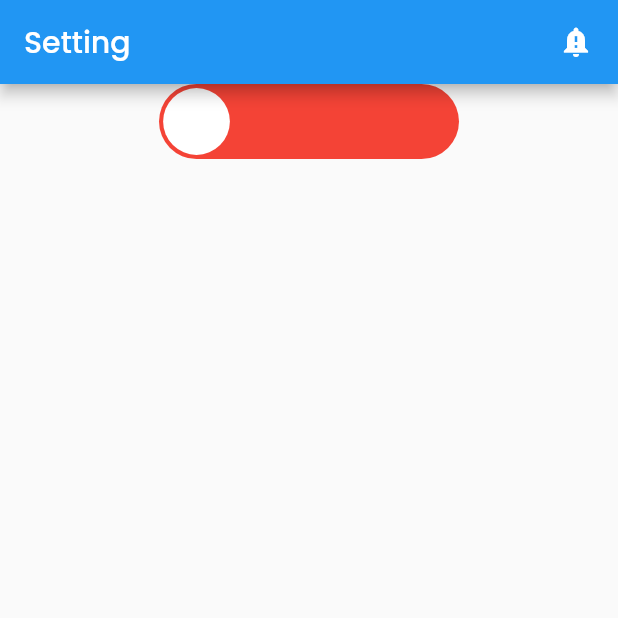
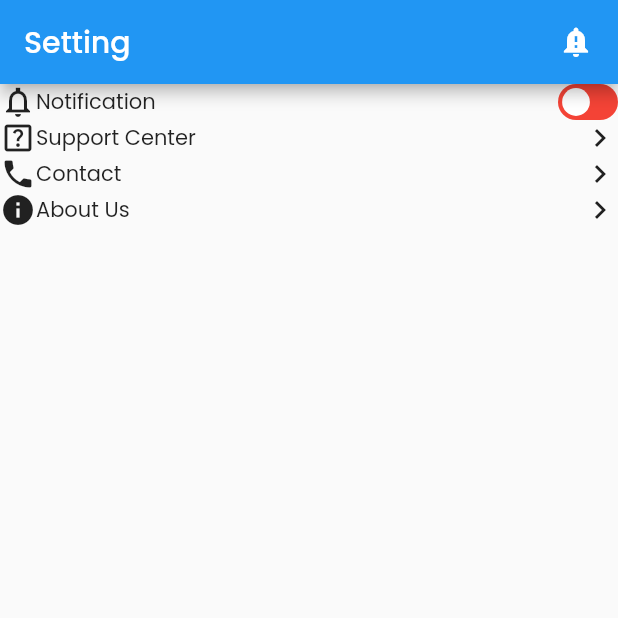
Before and after one commit to gokomurodokomodo/flutter_aitriage, a Flutter app: the _HomeSettingScreenPhone screen opened directly, on a phone screen of 412 x 824 dp, the top half of it. Run offline on Flutter 3.47's test engine with Material 2 defaults, Android fonts, the phone set to English and light mode, and no system bars; our stand-ins replace dio, flutter_screenutil, flutter_secure_storage, flutter_svg, get, get_storage and 2 more; accounts and stored records are empty.

Commit message:
refactor code + add some setting route

```diff
--- a/lib/aitriage_module_overview/feature/all_patients/all_patients_screen.dart
+++ b/lib/aitriage_module_overview/feature/all_patients/all_patients_screen.dart
@@ -1,7 +1,7 @@
 import 'package:flutter/material.dart';
 import 'package:flutter_aitriage/aitriage_core/ui/widget/custom_expansion_tile_phone.dart';
 import 'package:flutter_aitriage/aitriage_core/ui/widget/device_detector.dart';
-import 'package:flutter_aitriage/aitriage_core/ui/widget/search_bar_phone.dart';
+import 'package:flutter_aitriage/aitriage_core/ui/widget/search_textfield_phone.dart';
 import 'package:flutter_aitriage/aitriage_module_overview/config/overview_route.dart';
 import 'package:get/get.dart';
 
@@ -18,7 +18,7 @@ class AllPatientsScreen extends StatelessWidget {
 }
 
 class _AllPatientsScreenTablet extends StatelessWidget {
-  const _AllPatientsScreenTablet({super.key});
+  const _AllPatientsScreenTablet();
 
   @override
   Widget build(BuildContext context) {
@@ -27,7 +27,7 @@ class _AllPatientsScreenTablet extends StatelessWidget {
 }
 
 class _AllPatientsScreenPhone extends StatelessWidget {
-  const _AllPatientsScreenPhone({super.key});
+  const _AllPatientsScreenPhone();
 
   @override
   Widget build(BuildContext context) {
--- a/lib/aitriage_module_setting/feature/home_setting/home_setting_screen.dart
+++ b/lib/aitriage_module_setting/feature/home_setting/home_setting_screen.dart
@@ -1,6 +1,7 @@
 import 'package:flutter/material.dart';
 import 'package:flutter_aitriage/aitriage_core/ui/widget/device_detector.dart';
 import 'package:flutter_aitriage/aitriage_core/ui/widget/slider_button.dart';
+import 'package:flutter_aitriage/aitriage_module_setting/config/setting_route.dart';
 import 'package:get/get.dart';
 
 class HomeSettingScreen extends StatelessWidget {
@@ -32,7 +33,7 @@ class _HomeSettingScreenPhone extends StatelessWidget {
     return Scaffold(
       appBar: AppBar(
         automaticallyImplyLeading: false,
-        title: Row(
+        title: const Row(
           children: [
             Text('Setting'),
             Spacer(),
@@ -45,7 +46,44 @@ class _HomeSettingScreenPhone extends StatelessWidget {
           child: Column(
             mainAxisSize: MainAxisSize.min,
             children: [
-              SliderButton(height: 50, width: 200).marginSymmetric(horizontal: 20)
+              const Row(
+                children: [
+                  Icon(Icons.notifications_none_sharp),
+                  Text('Notification'),
+                  Spacer(),
+                  SliderButton(height: 24, width: 40)
+                ],
+              ),
+              GestureDetector(
+                onTap: () => Get.toNamed(SettingRoute.supportCenter, id: SettingRoute.nestedId),
+                child: const Row(
+                  children: [
+                    Icon(Icons.help_center_outlined),
+                    Text('Support Center'),
+                    Spacer(),
+                    Icon(Icons.chevron_right)
+                  ],
+                ),
+              ),
+              const Row(
+                children: [
+                  Icon(Icons.phone),
+                  Text('Contact'),
+                  Spacer(),
+                  Icon(Icons.chevron_right)
+                ],
+              ),
+              GestureDetector(
+                onTap: () => Get.toNamed(SettingRoute.aboutUs, id: SettingRoute.nestedId),
+                child: const Row(
+                  children: [
+                    Icon(Icons.info),
+                    Text('About Us'),
+                    Spacer(),
+                    Icon(Icons.chevron_right)
+                  ],
+                ),
+              ),
             ],
           ),
         ),
```
Also changed, not shown: lib/aitriage_module_setting/config/setting_route.dart (+16 -0 lines), lib/aitriage_module_setting/feature/about_us/about_us_screen.dart (added, +55 -0 lines), lib/aitriage_module_setting/feature/support_center/support_center_screen.dart (added, +63 -0 lines), lib/aitriage_core/ui/widget/search_textfield_phone.dart (renamed from lib/aitriage_core/ui/widget/search_bar_phone.dart).
